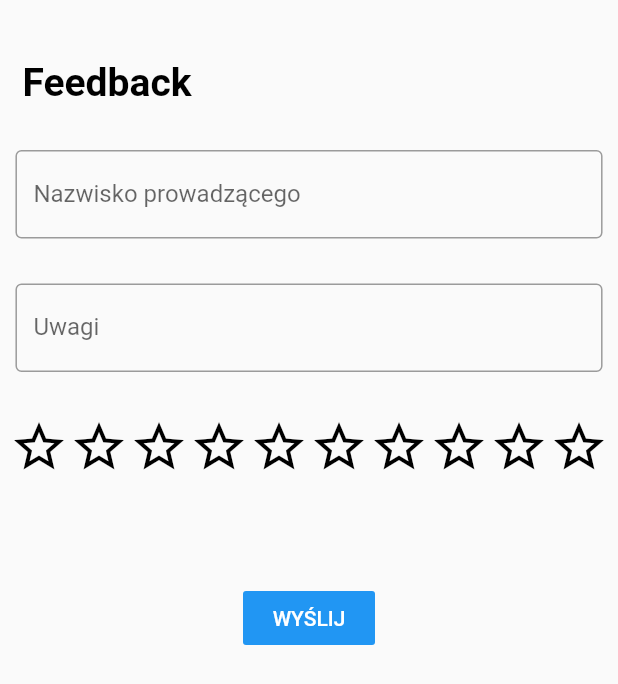
After one commit to agh-educloud/mobile, a Flutter app: the Feedback screen opened directly, after a tap on "WYŚLIJ", on a phone screen of 412 x 824 dp. The commit adds this screen. Shown: the top 684 px of the screen. Run offline on Flutter 3.47's test engine with Material 2 defaults, Android fonts, the phone set to English and light mode, and no system bars; drawn by our look-alikes of smooth_star_rating; our stand-ins replace random_string, toast; missing offline and left inert: flutter_verification_code_input, grpc, protobuf; Roboto replaces fonts that are missing (Oxygen); statements that could not run were skipped.

Commit message:
[?] Implemented feedback

```diff
--- a/lib/routes.dart
+++ b/lib/routes.dart
@@ -9,7 +9,7 @@ class Routes {
   Routes () {
     runApp(new MaterialApp(
       debugShowCheckedModeBanner: false,
-      title: 'Authorization',
+      title: 'Chmura',
       routes: routes,
       home: new Auth(),
     ));
--- /dev/null
+++ b/lib/screens/feedback/feedback.dart
@@ -0,0 +1,89 @@
+import 'package:flutter/material.dart';
+import 'package:flutter/widgets.dart';
+import 'package:mobile/screens/main/main.dart';
+import 'package:mobile/services/feedback/feedback.dart';
+import 'package:mobile/widgets/page_title.dart';
+import 'package:smooth_star_rating/smooth_star_rating.dart';
+import 'package:toast/toast.dart';
+
+double rating = 0;
+TextEditingController name = new TextEditingController();
+TextEditingController comments = new TextEditingController();
+
+class Feedback extends StatefulWidget {
+  @override
+  FeedbackState createState() {
+    return new FeedbackState();
+  }
+}
+
+class FeedbackState extends State<Feedback> {
+  int homeworkLength = 0;
+  var allHomework;
+
+  FeedbackState() {
+  }
+
+  @override
+  Widget build(BuildContext context) {
+    return Scaffold(
+      body: new Column(
+        children: <Widget>[
+          new Padding(padding: EdgeInsets.all(20.0)),
+          new PageTitle(
+            text: "Feedback",
+          ),
+          new Container(
+              width: MediaQuery.of(context).size.width * 0.95,
+              child: TextField(
+                controller: name,
+                decoration: InputDecoration(
+                  border: OutlineInputBorder(),
+                  labelText: 'Nazwisko prowadzącego',
+                ),
+              )),
+          new Padding(padding: EdgeInsets.all(15.0)),
+          new Container(
+              width: MediaQuery.of(context).size.width * 0.95,
+              child: TextField(
+                controller: comments,
+                decoration: InputDecoration(
+                  border: OutlineInputBorder(),
+                  labelText: 'Uwagi',
+                ),
+              )),
+          new Padding(padding: EdgeInsets.all(15.0)),
+          SmoothStarRating(
+              allowHalfRating: false,
+              onRatingChanged: (v) {
+                rating = v;
+                setState(() {});
+              },
+              starCount: 10,
+              rating: rating,
+              size: 40.0,
+              color: Colors.black,
+              borderColor: Colors.black,
+              spacing: 0.0),
+          new Padding(padding: EdgeInsets.all(35.0)),
+          new FlatButton(
+            onPressed: () {
+              Client().sendFeedback(name.text, rating, comments.text);
+
+              Toast.show("Wysłano ocene prowadzacego", context,
+                  duration: Toast.LENGTH_LONG, gravity: Toast.BOTTOM);
+
+              Navigator.push(
+                context,
+                MaterialPageRoute(builder: (context) => Main()),
+              );
+            },
+            textColor: Colors.white,
+            color: Colors.blue,
+            child: const Text('WYŚLIJ'),
+          ),
+        ],
+      ),
+    );
+  }
+}
--- a/lib/screens/main/main.dart
+++ b/lib/screens/main/main.dart
@@ -1,5 +1,6 @@
 import 'package:flutter/material.dart';
 import 'package:flutter/widgets.dart';
+import 'package:mobile/screens/feedback/feedback.dart' as fb;
 import 'package:mobile/screens/main/widgets/chat/chat.dart';
 import 'package:mobile/screens/main/widgets/degrees/degree.dart';
 import 'package:mobile/screens/main/widgets/homework/space.dart';
@@ -42,7 +43,22 @@ class Main extends StatelessWidget {
             ),
           ),
           new Padding(padding: EdgeInsets.all(5.0)),
-          new Homework()
+          new Homework(),
+                      new Padding(padding: EdgeInsets.all(5.0)),
+                      new FlatButton(
+            onPressed: () {
+              Navigator.push(
+                context,
+                MaterialPageRoute(builder: (context) => fb.Feedback()),
+              );
+
+
+            },
+            textColor: Colors.blueGrey,
+            color: Colors.white,
+            child: const Text(
+                '                         OCEŃ PROWADZĄCEGO                         '),
+          ),
         ]))));
   }
 }
--- a/lib/screens/main/widgets/chat/chat.dart
+++ b/lib/screens/main/widgets/chat/chat.dart
@@ -18,7 +18,6 @@ class ChatButton extends StatelessWidget {
       ),
       buttonName: "CZAT",
       onPressed: () {
-        debugPrint("Dołącz");
         Navigator.push(
           context,
           MaterialPageRoute(builder: (context) => Chat()),
--- a/lib/screens/main/widgets/homework/space.dart
+++ b/lib/screens/main/widgets/homework/space.dart
@@ -21,7 +21,6 @@ class HomeworkState extends State<Homework> {
   HomeworkState() {
     Client().getHomework().then((value) {
       setState(() {
-        debugPrint("TUTAJ");
         homeworkLength = value.homework.length;
         allHomework = value.homework;
       });
--- a/lib/screens/main/widgets/join/join.dart
+++ b/lib/screens/main/widgets/join/join.dart
@@ -14,7 +14,6 @@ class JoinButton extends StatelessWidget {
       ),
       buttonName: "DOŁĄCZ",
       onPressed: () {
-        debugPrint("Dołącz");
         Navigator.push(
           context,
           MaterialPageRoute(builder: (context) => Join()),
--- a/lib/services/chat/chat.dart
+++ b/lib/services/chat/chat.dart
@@ -39,8 +39,8 @@ class Client {
   Future<void> receiveMessages() async {
     final call = stub.receiveMessages(this.user);
     await for (var chatMessage in call) {
-      debugPrint(chatMessage.message.content);
-      debugPrint(chatMessage.message.timeStamp);
+//      debugPrint(chatMessage.message.content);
+//      debugPrint(chatMessage.message.timeStamp);
     }
   }
 
--- /dev/null
+++ b/lib/services/feedback/feedback.dart
@@ -0,0 +1,31 @@
+import 'package:flutter/material.dart';
+import 'package:grpc/grpc.dart';
+import 'package:mobile/generated/feedback.pbgrpc.dart';
+import 'package:mobile/generated/feedback.pbgrpc.dart' as prefix0;
+
+class Client {
+  ClientChannel channel;
+  FeedbackServiceClient stub;
+  BuildContext context;
+
+  Client() {
+    channel = new ClientChannel('0.0.0.0',
+        port: 50060,
+        options: const ChannelOptions(
+            credentials: const ChannelCredentials.insecure()));
+
+    stub = new FeedbackServiceClient(channel);
+  }
+
+  sendFeedback(String name, double note, String comment) {
+    prefix0.Feedback fb = new prefix0.Feedback()
+      ..comment = comment
+      ..name = name
+      ..note = note;
+
+    debugPrint(fb.name);
+    debugPrint(fb.comment);
+    debugPrint(fb.note.toString());
+    this.stub.sendFeedback(fb);
+  }
+}
--- a/lib/services/homework/homework.dart
+++ b/lib/services/homework/homework.dart
@@ -18,7 +18,6 @@ class Client {
   }
 
   Future<Homeworks> getHomework() async {
-    debugPrint("XDD");
     return this.stub.getHomeworks(Status());
   }
 }
--- a/pubspec.yaml
+++ b/pubspec.yaml
@@ -29,6 +29,8 @@ dependencies:
       url: git://github.com/tinylife-io/flutter_verification_code_input.git
   random_string: ^0.0.2
   url_launcher: ^5.1.6
+  smooth_star_rating: ^1.0.3
+  toast: ^0.1.5
   grpc:
     git:
       url: https://github.com/grpc/grpc-dart
```
Also changed, not shown: pubspec.lock, 1 other file.
